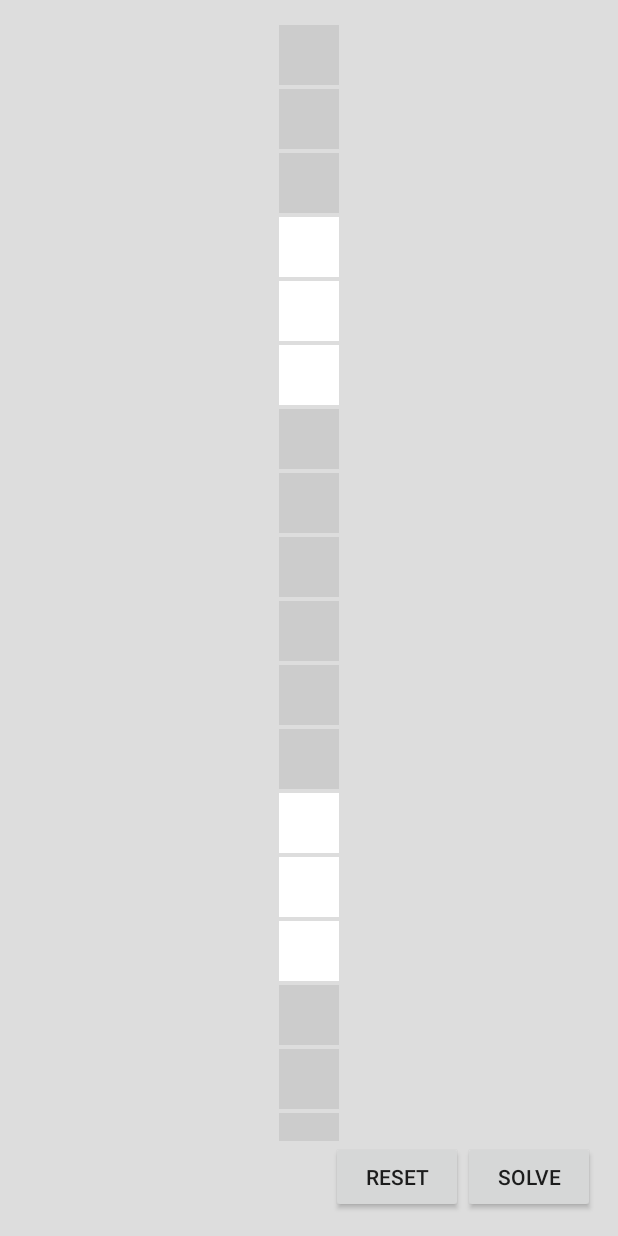
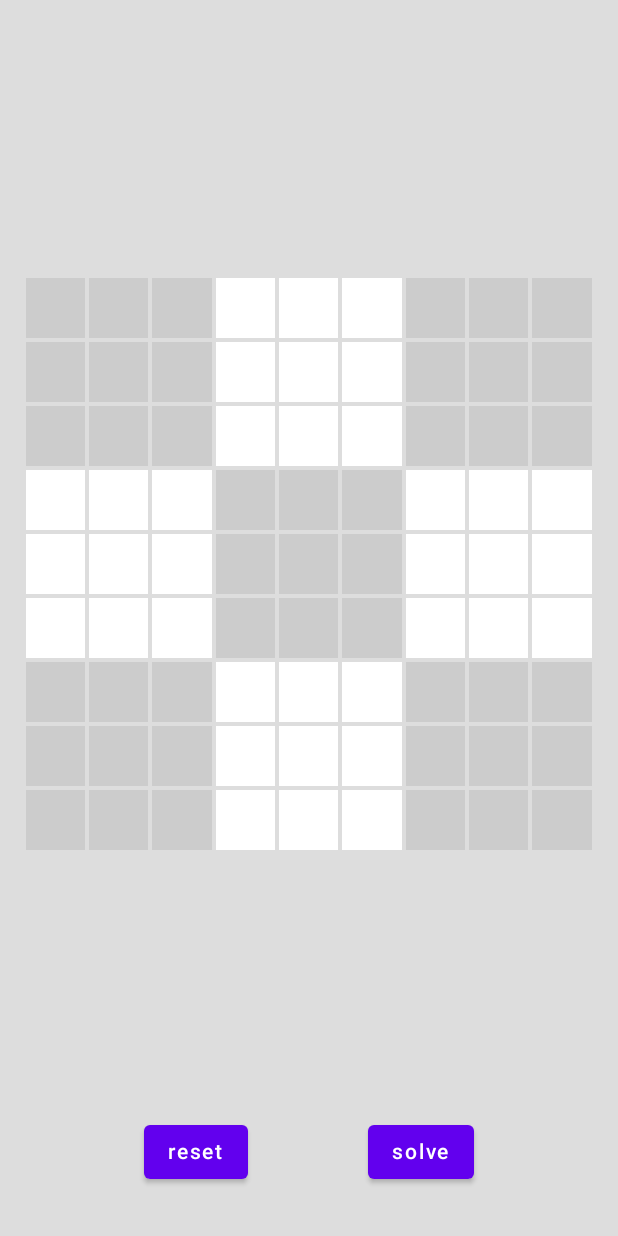
Before and after one commit to marcadore/sudoku, an Android app built with Jetpack Compose: the screen it shows after launch (MainActivity), on a phone screen of 412 x 824 dp. Run offline under Robolectric (Android 15) with nearby library versions, the phone set to English and light mode, and no system bars; our stand-ins replace livedata-compose; 2 statements that could not run were skipped.

Commit message:
add jetpack compose

```diff
--- a/app/src/main/java/ska/sudoku/GridAdapter.kt
+++ b/app/src/main/java/ska/sudoku/GridAdapter.kt
@@ -16,7 +16,7 @@ class GridAdapter(
 ) : RecyclerView.Adapter<ViewHolder>() {
 
     var cellsDisabled = false
-    private var cells = mutableListOf<TextView>()
+    private val cells = mutableListOf<TextView>()
 
     override fun onCreateViewHolder(parent: ViewGroup, viewType: Int): ViewHolder {
         val view = LayoutInflater.from(parent.context)
--- a/app/src/main/java/ska/sudoku/MainActivity.kt
+++ b/app/src/main/java/ska/sudoku/MainActivity.kt
@@ -2,42 +2,31 @@ package ska.sudoku
 
 import android.os.Bundle
 import android.widget.Toast
+import androidx.activity.compose.setContent
 import androidx.appcompat.app.AppCompatActivity
+import androidx.compose.animation.ExperimentalAnimationApi
+import androidx.compose.foundation.layout.*
+import androidx.compose.runtime.livedata.observeAsState
 import androidx.lifecycle.ViewModelProvider
-import ska.sudoku.databinding.MainBinding
+import ska.sudoku.compose.Main
 
+@ExperimentalAnimationApi
 class MainActivity : AppCompatActivity() {
 
     private lateinit var viewModel: SudokuViewModel
-    private lateinit var binding: MainBinding
 
     override fun onCreate(savedInstanceState: Bundle?) {
         super.onCreate(savedInstanceState)
         viewModel = ViewModelProvider(this).get(SudokuViewModel::class.java)
 
-        binding = MainBinding.inflate(layoutInflater)
-        binding.viewModel = viewModel
-        setContentView(binding.root)
+        setContent {
+            Main(viewModel, viewModel.getCellRects().observeAsState(emptyList()))
+        }
 
         viewModel.resultLiveData.observe(this,
-                { result ->
-                    Toast.makeText(this, result.message(), Toast.LENGTH_SHORT).show()
-                })
-    }
-
-    override fun onResume() {
-        super.onResume()
-
-        binding.overlay.touchedListener = viewModel::fillCell
-        binding.overlay.post {
-            binding.overlay.buttons.addAll(viewModel.getCellRects())
-        }
-    }
-
-    override fun onPause() {
-        binding.overlay.touchedListener = null
-        binding.overlay.buttons.clear()
-        super.onPause()
+            { result ->
+                Toast.makeText(this, result.message(), Toast.LENGTH_SHORT).show()
+            })
     }
 
     private fun Result.message() =
--- a/app/src/main/java/ska/sudoku/SudokuViewModel.kt
+++ b/app/src/main/java/ska/sudoku/SudokuViewModel.kt
@@ -1,12 +1,13 @@
 package ska.sudoku
 
 import android.graphics.Rect
-import androidx.databinding.ObservableBoolean
+import androidx.lifecycle.LiveData
 import androidx.lifecycle.MutableLiveData
 import androidx.lifecycle.ViewModel
 import androidx.lifecycle.viewModelScope
 import kotlinx.coroutines.Dispatchers
 import kotlinx.coroutines.Job
+import kotlinx.coroutines.delay
 import kotlinx.coroutines.launch
 import kotlinx.coroutines.withContext
 import kotlinx.coroutines.yield
@@ -19,23 +20,32 @@ class SudokuViewModel : ViewModel() {
 
     private var grid: List<Cell> = cleanList()
 
-    val solvedEnabled = ObservableBoolean(true)
-    val loadingVisible = ObservableBoolean(false)
+    private val _solveEnabled = MutableLiveData<Boolean>()
+    val solveEnabled: LiveData<Boolean> = _solveEnabled
+
+    private val _loadingVisible = MutableLiveData<Boolean>()
+    val loadingVisible: LiveData<Boolean> = _loadingVisible
+
     val gridAdapter = GridAdapter(grid, max)
-    val resultLiveData = MutableLiveData<Result>()
+
+    private val _resultLiveData = MutableLiveData<Result>()
+    val resultLiveData: LiveData<Result> = _resultLiveData
+
+    private val cellRectsLiveData = MutableLiveData<List<Rect>>()
+
     var job: Job? = null
 
     fun onSolveClicked() {
         gridAdapter.cellsDisabled = true
-        solvedEnabled.set(false)
-        loadingVisible.set(true)
+        _solveEnabled.value = false
+        _loadingVisible.value = true
 
         job = viewModelScope.launch {
             val startTime = System.currentTimeMillis()
             val result = solve(max, grid, startTime)
-            loadingVisible.set(false)
+            _loadingVisible.value = false
             gridAdapter.updateAdapter(result.grid)
-            resultLiveData.value = result
+            _resultLiveData.value = result
             println(this@SudokuViewModel.toString())
         }
     }
@@ -43,11 +53,11 @@ class SudokuViewModel : ViewModel() {
     fun onResetClicked() {
         job?.cancel()
         grid = cleanList()
-        solvedEnabled.set(true)
+        _solveEnabled.value = true
         gridAdapter.updateAdapter(grid)
         gridAdapter.cellsDisabled = false
-        resultLiveData.value = Result(error = Result.Code.USER_CANCELLED)
-        loadingVisible.set(false)
+        _resultLiveData.value = Result(error = Result.Code.USER_CANCELLED)
+        _loadingVisible.value = false
     }
 
     private fun cleanList(): List<Cell> =
@@ -68,7 +78,16 @@ class SudokuViewModel : ViewModel() {
         return builder.toString()
     }
 
-    fun getCellRects(): List<Rect> = gridAdapter.getCellRects()
+    fun getCellRects(): LiveData<List<Rect>>{
+        cellRectsLiveData.value = null
+        viewModelScope.launch {
+            withContext(Dispatchers.IO) {
+                delay(500)
+            }
+            cellRectsLiveData.value = gridAdapter.getCellRects()
+        }
+        return cellRectsLiveData
+    }
 
     fun fillCell(position: Int, text: String) = gridAdapter.fillCell(position, text)
 
--- /dev/null
+++ b/app/src/main/java/ska/sudoku/compose/Main.kt
@@ -0,0 +1,96 @@
+package ska.sudoku.compose
+
+import android.graphics.Rect
+import androidx.compose.animation.AnimatedVisibility
+import androidx.compose.animation.ExperimentalAnimationApi
+import androidx.compose.foundation.background
+import androidx.compose.foundation.layout.Arrangement
+import androidx.compose.foundation.layout.Box
+import androidx.compose.foundation.layout.Column
+import androidx.compose.foundation.layout.Row
+import androidx.compose.foundation.layout.Spacer
+import androidx.compose.foundation.layout.fillMaxSize
+import androidx.compose.foundation.layout.fillMaxWidth
+import androidx.compose.foundation.layout.height
+import androidx.compose.foundation.layout.padding
+import androidx.compose.material.Button
+import androidx.compose.material.CircularProgressIndicator
+import androidx.compose.material.Text
+import androidx.compose.runtime.Composable
+import androidx.compose.runtime.State
+import androidx.compose.runtime.getValue
+import androidx.compose.runtime.livedata.observeAsState
+import androidx.compose.ui.Alignment
+import androidx.compose.ui.Modifier
+import androidx.compose.ui.graphics.Color
+import androidx.compose.ui.res.stringResource
+import androidx.compose.ui.unit.dp
+import androidx.compose.ui.viewinterop.AndroidView
+import androidx.recyclerview.widget.GridLayoutManager
+import androidx.recyclerview.widget.RecyclerView
+import ska.sudoku.R
+import ska.sudoku.SudokuViewModel
+import ska.sudoku.popup.PopupOverlay
+
+@ExperimentalAnimationApi
+@Composable
+fun Main(
+    viewModel: SudokuViewModel,
+    cellRects: State<List<Rect>>
+) {
+    Box(
+        modifier = Modifier
+            .fillMaxSize()
+            .background(Color(0xffdddddd))
+            .padding(16.dp),
+        contentAlignment = Alignment.Center
+    ) {
+        Column {
+            Box(
+                modifier = Modifier.weight(1f),
+                contentAlignment = Alignment.Center
+            ) {
+                AndroidView({ context ->
+                    RecyclerView(context).apply {
+                        layoutManager = GridLayoutManager(context, SudokuViewModel.max)
+                        adapter = viewModel.gridAdapter
+                        setHasFixedSize(true)
+                    }
+                }, modifier = Modifier.fillMaxWidth())
+
+                AndroidView({ context ->
+                    PopupOverlay(context).apply {
+                        touchedListener = viewModel::fillCell
+                    }
+                }, update = {
+                    it.buttons.addAll(cellRects.value)
+                })
+            }
+
+            Spacer(modifier = Modifier.height(8.dp))
+
+            Row(
+                modifier = Modifier.fillMaxWidth(),
+                horizontalArrangement = Arrangement.SpaceEvenly
+            ) {
+                Button(onClick = viewModel::onResetClicked) {
+                    Text(stringResource(R.string.button_reset))
+                }
+                val enabled: Boolean by viewModel.solveEnabled.observeAsState(true)
+                Button(
+                    onClick = viewModel::onSolveClicked,
+                    enabled = enabled
+                ) {
+                    Text(stringResource(R.string.button_solve))
+                }
+            }
+
+            Spacer(modifier = Modifier.height(16.dp))
+        }
+
+        val loadingVisible: Boolean by viewModel.loadingVisible.observeAsState(false)
+        AnimatedVisibility(visible = loadingVisible) {
+            CircularProgressIndicator()
+        }
+    }
+}
--- a/app/src/main/res/layout/main.xml
+++ /dev/null
@@ -1,83 +0,0 @@
-<?xml version="1.0" encoding="utf-8"?>
-<layout xmlns:android="http://schemas.android.com/apk/res/android"
-    xmlns:app="http://schemas.android.com/apk/res-auto"
-    xmlns:tools="http://schemas.android.com/tools">
-
-    <data>
-
-        <import type="android.view.View" />
-
-        <variable
-            name="viewModel"
-            type="ska.sudoku.SudokuViewModel" />
-    </data>
-
-    <androidx.constraintlayout.widget.ConstraintLayout
-        android:layout_width="match_parent"
-        android:layout_height="match_parent"
-        android:background="#ddd"
-        android:padding="15dp">
-
-        <androidx.recyclerview.widget.RecyclerView
-            android:id="@+id/sudoku_grid"
-            android:layout_width="wrap_content"
-            android:layout_height="wrap_content"
-            android:adapter="@{viewModel.gridAdapter}"
-            app:layoutManager="androidx.recyclerview.widget.GridLayoutManager"
-            app:layout_constrainedHeight="true"
-            app:layout_constrainedWidth="true"
-            app:layout_constraintBottom_toTopOf="@+id/button_solve"
-            app:layout_constraintLeft_toLeftOf="parent"
-            app:layout_constraintRight_toRightOf="parent"
-            app:layout_constraintTop_toTopOf="parent"
-            app:setHasFixedSize="@{true}"
-            app:spanCount="@{viewModel.max}"
-            tools:listitem="@layout/cell"
-            tools:spanCount="9" />
-
-        <Button
-            android:id="@+id/button_reset"
-            android:layout_width="wrap_content"
-            android:layout_height="wrap_content"
-            android:onClick="@{_ -> viewModel.onResetClicked()}"
-            android:text="@string/button_reset"
-            app:layout_constraintBottom_toBottomOf="parent"
-            app:layout_constraintHorizontal_bias="1"
-            app:layout_constraintHorizontal_chainStyle="packed"
-            app:layout_constraintLeft_toLeftOf="parent"
-            app:layout_constraintRight_toLeftOf="@+id/button_solve"
-            app:layout_constraintTop_toBottomOf="@id/sudoku_grid" />
-
-        <Button
-            android:id="@+id/button_solve"
-            android:layout_width="wrap_content"
-            android:layout_height="wrap_content"
-            android:enabled="@{viewModel.solvedEnabled}"
-            android:onClick="@{_ -> viewModel.onSolveClicked()}"
-            android:text="@string/button_solve"
-            app:layout_constraintBottom_toBottomOf="parent"
-            app:layout_constraintLeft_toRightOf="@id/button_reset"
-            app:layout_constraintRight_toRightOf="parent"
-            app:layout_constraintTop_toBottomOf="@id/sudoku_grid" />
-
-        <ProgressBar
-            android:id="@+id/loading_bar"
-            android:layout_width="wrap_content"
-            android:layout_height="wrap_content"
-            android:visibility="@{viewModel.loadingVisible ? View.VISIBLE : View.GONE }"
-            app:layout_constraintBottom_toBottomOf="parent"
-            app:layout_constraintLeft_toLeftOf="parent"
-            app:layout_constraintRight_toRightOf="parent"
-            app:layout_constraintTop_toTopOf="parent"
-            tools:visibility="visible" />
-
-        <ska.sudoku.popup.PopupOverlay
-            android:id="@+id/overlay"
-            android:layout_width="0dp"
-            android:layout_height="0dp"
-            app:layout_constraintBottom_toBottomOf="parent"
-            app:layout_constraintLeft_toLeftOf="parent"
-            app:layout_constraintRight_toRightOf="parent"
-            app:layout_constraintTop_toTopOf="parent" />
-    </androidx.constraintlayout.widget.ConstraintLayout>
-</layout>
--- a/build.gradle
+++ b/build.gradle
@@ -2,14 +2,14 @@
 import com.github.benmanes.gradle.versions.VersionsPlugin
 
 buildscript {
-    ext.kotlin_version = '1.5.10'
+    ext.kotlin_version = '1.4.32'
     repositories {
         google()
         gradlePluginPortal()
         mavenCentral()
     }
     dependencies {
-        classpath 'com.android.tools.build:gradle:7.0.0-beta02'
+        classpath 'com.android.tools.build:gradle:7.0.0-beta03'
         classpath "org.jetbrains.kotlin:kotlin-gradle-plugin:$kotlin_version"
         classpath "org.jetbrains.kotlin:kotlin-android-extensions:$kotlin_version"
         classpath "com.github.ben-manes:gradle-versions-plugin:0.38.0"
```
Also changed, not shown: app/build.gradle (+24 -0 lines).
